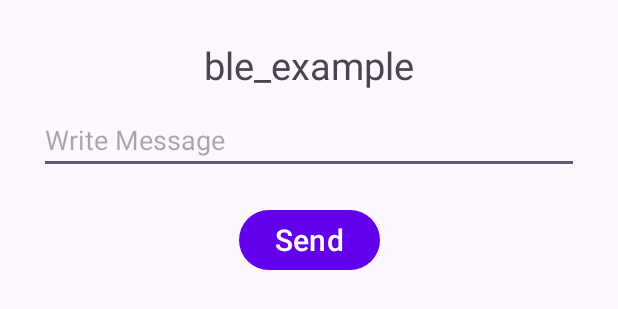
After one commit to Ryan-Vreeke/ble_example, an Android app: the layout bottom_connect_layout.xml on its own in the app's theme, with its tools: preview values and no code run, on a phone screen of 412 x 824 dp. The commit adds this screen. Shown: the top 309 px of the screen. Run offline under Robolectric (Android 15) with nearby library versions, the phone set to English and light mode, and no system bars.

Commit message:
added write modal

```diff
--- a/app/src/main/AndroidManifest.xml
+++ b/app/src/main/AndroidManifest.xml
@@ -25,7 +25,7 @@
         android:label="@string/app_name"
         android:roundIcon="@mipmap/ic_launcher_round"
         android:supportsRtl="true"
-        android:theme="@style/Theme.Ble_example"
+        android:theme="@style/Base.Theme.Ble_example"
         tools:targetApi="31">
         <activity
             android:name=".MainActivity"
--- /dev/null
+++ b/app/src/main/res/layout/bottom_connect_layout.xml
@@ -0,0 +1,47 @@
+<?xml version="1.0" encoding="utf-8"?>
+<androidx.constraintlayout.widget.ConstraintLayout xmlns:android="http://schemas.android.com/apk/res/android"
+    android:layout_width="match_parent"
+    android:layout_height="match_parent"
+    xmlns:app="http://schemas.android.com/apk/res-auto"
+    android:gravity="center_horizontal"
+    android:orientation="vertical"
+    android:padding="16dp">
+
+    <TextView
+        android:id="@+id/header"
+        android:layout_width="wrap_content"
+        android:layout_height="wrap_content"
+        android:text="@string/app_name"
+        app:layout_constraintTop_toTopOf="parent"
+        app:layout_constraintStart_toStartOf="parent"
+        app:layout_constraintEnd_toEndOf="parent"
+        android:layout_margin="10dp"
+        android:textSize="25sp"/>
+
+    <EditText
+        android:id="@+id/send_msg"
+        android:layout_width="match_parent"
+        android:layout_height="wrap_content"
+        android:hint="Write Message"
+        app:layout_constraintTop_toBottomOf="@+id/header"
+        app:layout_constraintStart_toStartOf="parent"
+        android:layout_margin="10dp"
+        />
+
+    <Button
+        android:id="@+id/send_btn"
+        android:layout_width="wrap_content"
+        android:layout_height="wrap_content"
+        android:text="Send"
+        android:textSize="20sp"
+        app:layout_constraintTop_toBottomOf="@+id/send_msg"
+        app:layout_constraintStart_toStartOf="parent"
+        app:layout_constraintEnd_toEndOf="parent"
+        android:layout_marginTop="20dp"
+        />
+
+
+
+
+
+</androidx.constraintlayout.widget.ConstraintLayout>
--- /dev/null
+++ b/app/src/main/res/values-night/colors.xml
@@ -0,0 +1,10 @@
+<?xml version="1.0" encoding="utf-8"?>
+    <!-- res/values-night/colors.xml -->
+<resources>
+<color name="purple_200">#BB86FC</color>
+<color name="purple_500">#6200EE</color>
+<color name="purple_700">#3700B3</color>
+<color name="white">#FFFFFF</color>
+<color name="black">#000000</color>
+<color name="iconColor">#FFFFFF</color> <!-- White color for dark mode -->
+</resources>
--- a/app/src/main/res/values-night/themes.xml
+++ b/app/src/main/res/values-night/themes.xml
@@ -3,5 +3,11 @@
     <style name="Base.Theme.Ble_example" parent="Theme.Material3.DayNight.NoActionBar">
         <!-- Customize your dark theme here. -->
         <!-- <item name="colorPrimary">@color/my_dark_primary</item> -->
+        <!-- Customize your theme here. -->
+        <item name="colorPrimary" type="color">@color/purple_200</item>
+        <item name="colorPrimaryVariant" type="color">@color/purple_700</item>
+        <item name="colorOnPrimary" type="color">@color/black</item>
+        <!-- Ensure this color is set to control icon color dynamically -->
+        <item name="colorControlNormal" type="color">@color/iconColor</item>
     </style>
 </resources>
--- a/app/src/main/res/values/colors.xml
+++ b/app/src/main/res/values/colors.xml
@@ -1,5 +1,9 @@
 <?xml version="1.0" encoding="utf-8"?>
 <resources>
-    <color name="black">#FF000000</color>
-    <color name="white">#FFFFFFFF</color>
+    <color name="purple_200">#BB86FC</color>
+    <color name="purple_500">#6200EE</color>
+    <color name="purple_700">#3700B3</color>
+    <color name="white">#FFFFFF</color>
+    <color name="black">#000000</color>
+    <color name="iconColor">#000000</color>
 </resources>
--- a/app/src/main/res/values/themes.xml
+++ b/app/src/main/res/values/themes.xml
@@ -1,9 +1,12 @@
 <resources xmlns:tools="http://schemas.android.com/tools">
     <!-- Base application theme. -->
     <style name="Base.Theme.Ble_example" parent="Theme.Material3.DayNight.NoActionBar">
-        <!-- Customize your light theme here. -->
-        <!-- <item name="colorPrimary">@color/my_light_primary</item> -->
+            <!-- res/values/themes.xml -->
+            <!-- Customize your theme here. -->
+        <item name="colorPrimary" type="color">@color/purple_500</item>
+        <item name="colorPrimaryVariant" type="color">@color/purple_700</item>
+        <item name="colorOnPrimary" type="color">@color/white</item>
+        <!-- Ensure this color is set to control icon color dynamically -->
+        <item name="colorControlNormal" type="color">@color/iconColor</item>
     </style>
-
-    <style name="Theme.Ble_example" parent="Base.Theme.Ble_example" />
 </resources>
```
Also changed, not shown: app/src/main/java/com/example/ble_example/BluetoothManager.kt (+6 -6 lines), app/src/main/java/com/example/ble_example/CharacteristicAdapter.kt (+18 -1 lines), app/src/main/java/com/example/ble_example/ConnectDialogFragment.kt (added, +38 -0 lines), app/src/main/java/com/example/ble_example/ConnectedActivity.kt (+12 -2 lines), app/src/main/java/com/example/ble_example/ServiceResultAdapter.kt (+7 -2 lines), app/src/main/res/drawable/ic_read.xml (added, +11 -0 lines), app/src/main/res/drawable/ic_sub.xml (added, +11 -0 lines), app/src/main/res/drawable/ic_write.xml (added, +11 -0 lines), app/src/main/res/layout/characteristic_result.xml (+34 -0 lines), app/src/main/res/layout/packet_send.xml (deleted, +0 -30 lines).
